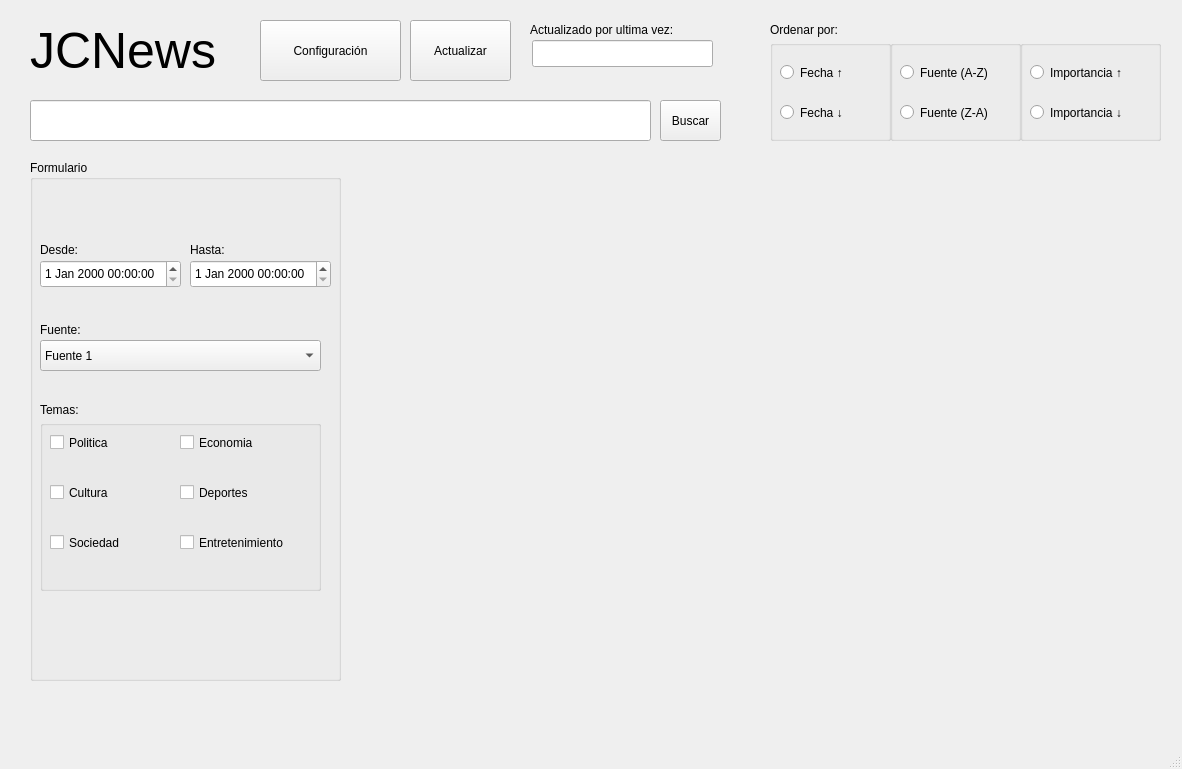
Qt form JcNewsProject/mainwindow.ui (dev1d123/JcNews) before a commit.
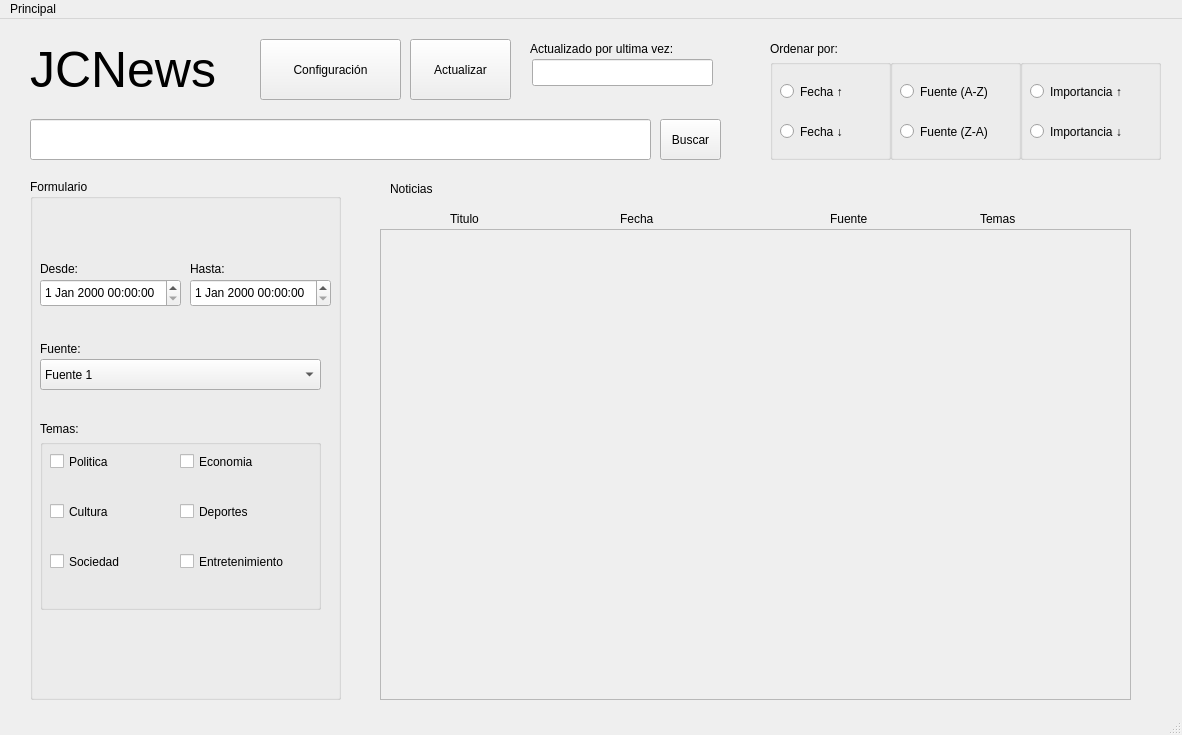
The same form after that commit.

Diff of the .ui file:
```diff
--- a/JcNewsProject/mainwindow.ui
+++ b/JcNewsProject/mainwindow.ui
@@ -7,7 +7,7 @@
     <x>0</x>
     <y>0</y>
     <width>1182</width>
-    <height>769</height>
+    <height>735</height>
    </rect>
   </property>
   <property name="windowTitle">
@@ -228,7 +228,7 @@
      <string>JCNews</string>
     </property>
    </widget>
-   <widget class="QLineEdit" name="actualizarLine">
+   <widget class="QLineEdit" name="buscarLine">
     <property name="geometry">
      <rect>
       <x>30</x>
@@ -290,7 +290,7 @@
      <string>Actualizado por ultima vez:</string>
     </property>
    </widget>
-   <widget class="QLineEdit" name="lineEdit_2">
+   <widget class="QLineEdit" name="actualizarLine">
     <property name="geometry">
      <rect>
       <x>532</x>
@@ -300,7 +300,7 @@
      </rect>
     </property>
    </widget>
-   <widget class="QLabel" name="label">
+   <widget class="QLabel" name="ordenarLabel">
     <property name="geometry">
      <rect>
       <x>770</x>
@@ -430,6 +430,105 @@
      </property>
     </widget>
    </widget>
+   <widget class="QScrollArea" name="noticiasScroll">
+    <property name="geometry">
+     <rect>
+      <x>380</x>
+      <y>210</y>
+      <width>751</width>
+      <height>471</height>
+     </rect>
+    </property>
+    <property name="widgetResizable">
+     <bool>true</bool>
+    </property>
+    <widget class="QWidget" name="scrollAreaWidgetContents">
+     <property name="geometry">
+      <rect>
+       <x>0</x>
+       <y>0</y>
+       <width>749</width>
+       <height>469</height>
+      </rect>
+     </property>
+     <widget class="QWidget" name="verticalLayoutWidget">
+      <property name="geometry">
+       <rect>
+        <x>10</x>
+        <y>10</y>
+        <width>731</width>
+        <height>481</height>
+       </rect>
+      </property>
+      <layout class="QVBoxLayout" name="verticalLayout"/>
+     </widget>
+    </widget>
+   </widget>
+   <widget class="QLabel" name="label">
+    <property name="geometry">
+     <rect>
+      <x>450</x>
+      <y>190</y>
+      <width>70</width>
+      <height>19</height>
+     </rect>
+    </property>
+    <property name="text">
+     <string>Titulo</string>
+    </property>
+   </widget>
+   <widget class="QLabel" name="label_2">
+    <property name="geometry">
+     <rect>
+      <x>620</x>
+      <y>190</y>
+      <width>70</width>
+      <height>19</height>
+     </rect>
+    </property>
+    <property name="text">
+     <string>Fecha</string>
+    </property>
+   </widget>
+   <widget class="QLabel" name="label_3">
+    <property name="geometry">
+     <rect>
+      <x>830</x>
+      <y>190</y>
+      <width>70</width>
+      <height>19</height>
+     </rect>
+    </property>
+    <property name="text">
+     <string>Fuente</string>
+    </property>
+   </widget>
+   <widget class="QLabel" name="label_4">
+    <property name="geometry">
+     <rect>
+      <x>980</x>
+      <y>190</y>
+      <width>70</width>
+      <height>19</height>
+     </rect>
+    </property>
+    <property name="text">
+     <string>Temas</string>
+    </property>
+   </widget>
+   <widget class="QLabel" name="label_5">
+    <property name="geometry">
+     <rect>
+      <x>390</x>
+      <y>160</y>
+      <width>70</width>
+      <height>19</height>
+     </rect>
+    </property>
+    <property name="text">
+     <string>Noticias</string>
+    </property>
+   </widget>
   </widget>
   <widget class="QMenuBar" name="menubar">
    <property name="geometry">
@@ -440,6 +539,12 @@
      <height>24</height>
     </rect>
    </property>
+   <widget class="QMenu" name="menuPrincipal">
+    <property name="title">
+     <string>Principal</string>
+    </property>
+   </widget>
+   <addaction name="menuPrincipal"/>
   </widget>
   <widget class="QStatusBar" name="statusbar"/>
  </widget>
```
Left out of the diff: 18 changed lines with no effect on the pictures.
